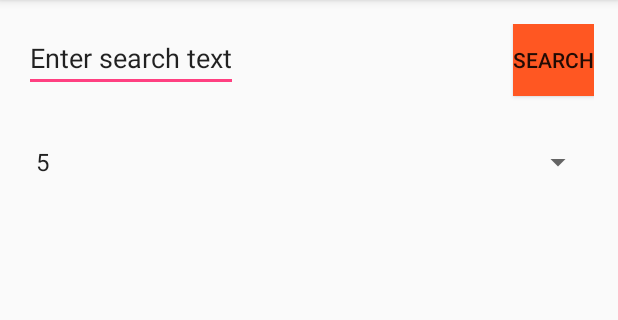
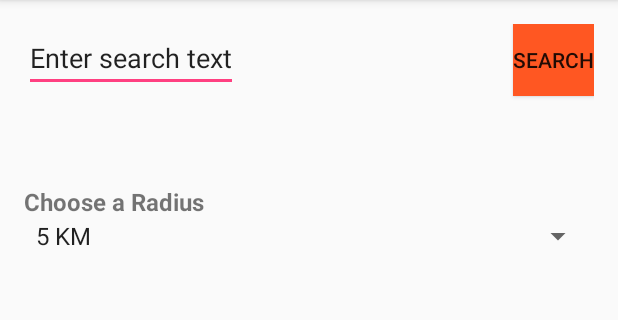
Before and after one commit to Favna/KB-50.10-Repo, an Android app: the screen it shows after launch (SearchActivity), on a phone screen of 412 x 824 dp, the part 84-404 px from its top. Run offline under Robolectric (Android 15) with nearby library versions, the phone set to English and light mode, and no system bars.

Commit message:
Core/Misc: Added TextView for Radius and KM to Spinner Items

```diff
--- a/WorkSurge/app/src/main/res/layout/content_search.xml
+++ b/WorkSurge/app/src/main/res/layout/content_search.xml
@@ -16,10 +16,7 @@
         android:id="@+id/static_spinner"
         android:layout_width="fill_parent"
         android:layout_height="wrap_content"
-        android:layout_below="@+id/btnSearch"
-        android:layout_alignParentLeft="true"
-        android:layout_alignParentStart="true"
-        android:layout_marginTop="32dp" />
+        android:layout_below="@+id/txtRadius" />
 
     <Button
         style="?android:attr/buttonStyleSmall"
@@ -43,4 +40,16 @@
         android:text="@string/txtSearchBox"
         android:inputType="text" />
 
+    <TextView
+        android:layout_width="wrap_content"
+        android:layout_height="wrap_content"
+        android:text="@string/txtRadius"
+        android:id="@+id/txtRadius"
+        android:textSize="16dp"
+        android:textStyle="bold"
+        android:layout_marginTop="59dp"
+        android:layout_below="@+id/btnSearch"
+        android:layout_alignParentLeft="true"
+        android:layout_alignParentStart="true" />
+
 </RelativeLayout>
--- a/WorkSurge/app/src/main/res/values/strings.xml
+++ b/WorkSurge/app/src/main/res/values/strings.xml
@@ -4,10 +4,11 @@
     <!-- Search Activity -->
     <string name="txtSearchText">Enter search text</string>
     <string name="btnSearchAction">Search</string>
+    <string name="txtRadius">Choose a Radius</string>
     <string-array name="Radii">
-        <item>5</item>
-        <item>10</item>
-        <item>20</item>
+        <item>5 KM</item>
+        <item>10 KM</item>
+        <item>20 KM</item>
     </string-array>
     <string name="title_activity_found_vacancies">Found Vacancies</string>
 
```
